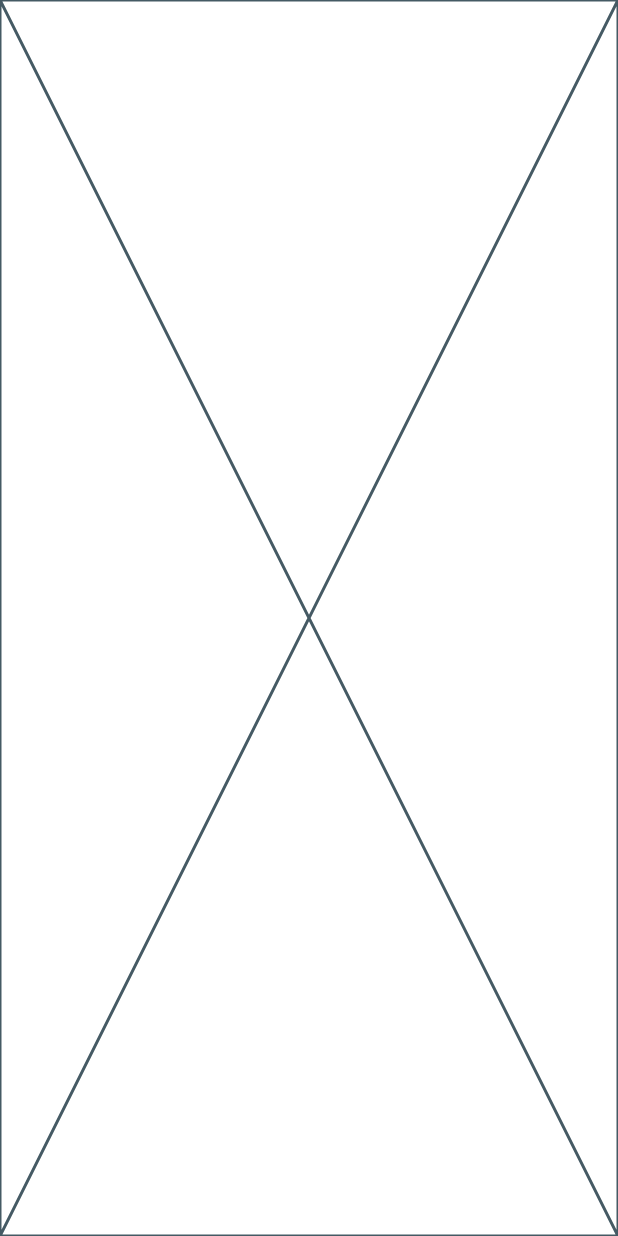
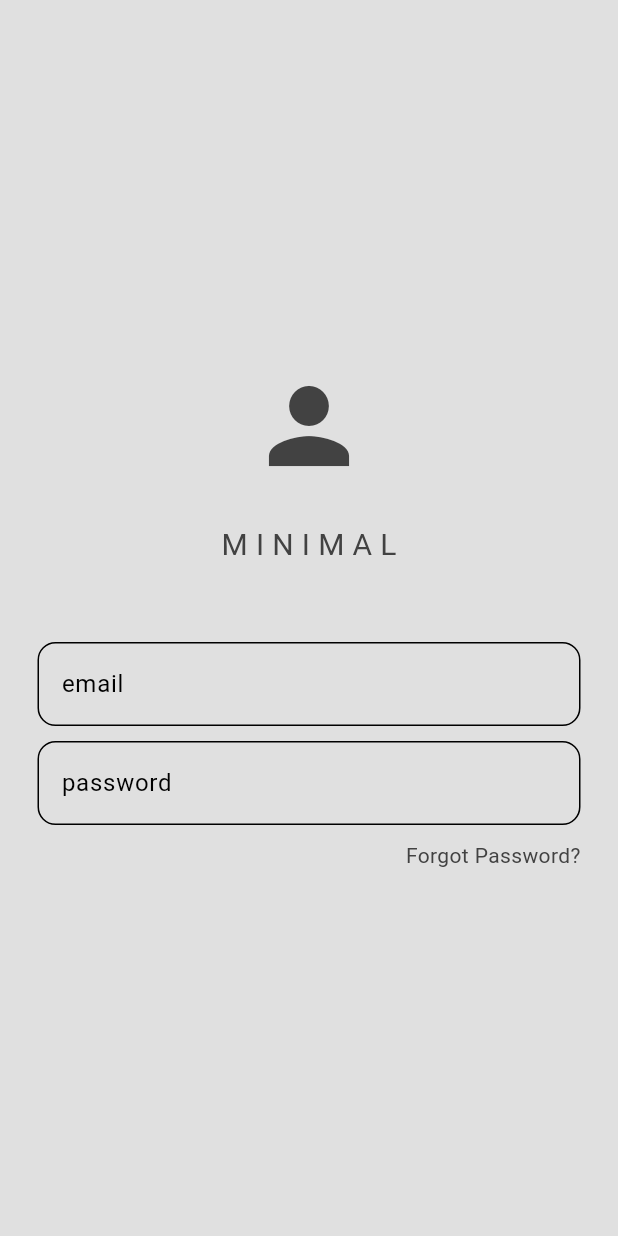
Before and after one commit to its-asaduzzaman/social_media_flutter, a Flutter app: the screen it shows after launch, on a phone screen of 412 x 824 dp. Run offline on Flutter 3.47's test engine with Material 3 defaults, Android fonts, the phone set to English and light mode, and no system bars.

Commit message:
login page ui v1

```diff
--- /dev/null
+++ b/lib/components/my_textfield.dart
@@ -0,0 +1,28 @@
+import 'package:flutter/material.dart';
+
+class MyTextField extends StatelessWidget {
+  final String hintText;
+  final bool obscureText;
+  final TextEditingController controller;
+
+  const MyTextField({
+    super.key,
+    required this.hintText,
+    required this.obscureText,
+    required this.controller,
+  });
+
+  @override
+  Widget build(BuildContext context) {
+    return TextField(
+      controller: controller,
+      decoration: InputDecoration(
+        border: OutlineInputBorder(
+          borderRadius: BorderRadius.circular(12),
+        ),
+        hintText: hintText,
+      ),
+      obscureText: obscureText,
+    );
+  }
+}
--- a/lib/main.dart
+++ b/lib/main.dart
@@ -1,5 +1,8 @@
 import 'package:flutter/material.dart';
 import 'package:social_media_flutter/pages/home_page.dart';
+import 'package:social_media_flutter/pages/login_page.dart';
+import 'package:social_media_flutter/theme/dark_mode.dart';
+import 'package:social_media_flutter/theme/light_mode.dart';
 
 void main() {
   runApp(const MyApp());
@@ -12,12 +15,11 @@ class MyApp extends StatelessWidget {
   @override
   Widget build(BuildContext context) {
     return MaterialApp(
+      debugShowCheckedModeBanner: false,
       title: 'Flutter Demo',
-      theme: ThemeData(
-        colorScheme: ColorScheme.fromSeed(seedColor: Colors.deepPurple),
-        useMaterial3: true,
-      ),
-      home: const HomePage(),
+      home: LoginPage(),
+      theme: lightMode,
+      darkTheme: darkMode,
     );
   }
 }
--- a/lib/pages/home_page.dart
+++ b/lib/pages/home_page.dart
@@ -5,6 +5,6 @@ class HomePage extends StatelessWidget {
 
   @override
   Widget build(BuildContext context) {
-    return const Placeholder();
+    return const Scaffold();
   }
 }
--- /dev/null
+++ b/lib/pages/login_page.dart
@@ -0,0 +1,68 @@
+import 'package:flutter/material.dart';
+import 'package:social_media_flutter/components/my_textfield.dart';
+
+class LoginPage extends StatelessWidget {
+  //text controller
+  TextEditingController emailController = TextEditingController();
+  TextEditingController passwordController = TextEditingController();
+
+  LoginPage({super.key});
+
+  @override
+  Widget build(BuildContext context) {
+    return Scaffold(
+      backgroundColor: Theme.of(context).colorScheme.surface,
+      body: Center(
+        child: Padding(
+          padding: const EdgeInsets.all(25.0),
+          child: Column(
+            mainAxisAlignment: MainAxisAlignment.center,
+            children: [
+              //logo
+              Icon(
+                Icons.person,
+                color: Theme.of(context).colorScheme.inversePrimary,
+                size: 80,
+              ),
+              const SizedBox(height: 25),
+              //app name
+              const Text(
+                "M I N I M A L",
+                style: TextStyle(fontSize: 20),
+              ),
+
+              //email text field
+              const SizedBox(height: 50),
+              MyTextField(
+                hintText: "email",
+                obscureText: false,
+                controller: emailController,
+              ),
+
+              //password text field
+              const SizedBox(height: 10),
+              MyTextField(
+                hintText: "password",
+                obscureText: true,
+                controller: passwordController,
+              ),
+
+              //forgot password
+              const SizedBox(height: 10),
+              const Row(
+                mainAxisAlignment: MainAxisAlignment.end,
+                children: [
+                  Text("Forgot Password?"),
+                ],
+              )
+
+              //sign in button
+
+              //don't have an account ? register here
+            ],
+          ),
+        ),
+      ),
+    );
+  }
+}
--- /dev/null
+++ b/lib/theme/dark_mode.dart
@@ -0,0 +1,15 @@
+import 'package:flutter/material.dart';
+
+ThemeData darkMode = ThemeData(
+  brightness: Brightness.dark,
+  colorScheme: ColorScheme.dark(
+    surface: Colors.grey.shade900,
+    primary: Colors.grey.shade800,
+    secondary: Colors.grey.shade700,
+    inversePrimary: Colors.grey.shade300,
+  ),
+  textTheme: ThemeData.dark().textTheme.apply(
+        bodyColor: Colors.grey[300],
+        displayColor: Colors.white,
+      ),
+);
--- /dev/null
+++ b/lib/theme/light_mode.dart
@@ -0,0 +1,15 @@
+import 'package:flutter/material.dart';
+
+ThemeData lightMode = ThemeData(
+  brightness: Brightness.light,
+  colorScheme: ColorScheme.light(
+    surface: Colors.grey.shade300,
+    primary: Colors.grey.shade200,
+    secondary: Colors.grey.shade400,
+    inversePrimary: Colors.grey.shade800,
+  ),
+  textTheme: ThemeData.light().textTheme.apply(
+        bodyColor: Colors.grey[800],
+        displayColor: Colors.black,
+      ),
+);
```
